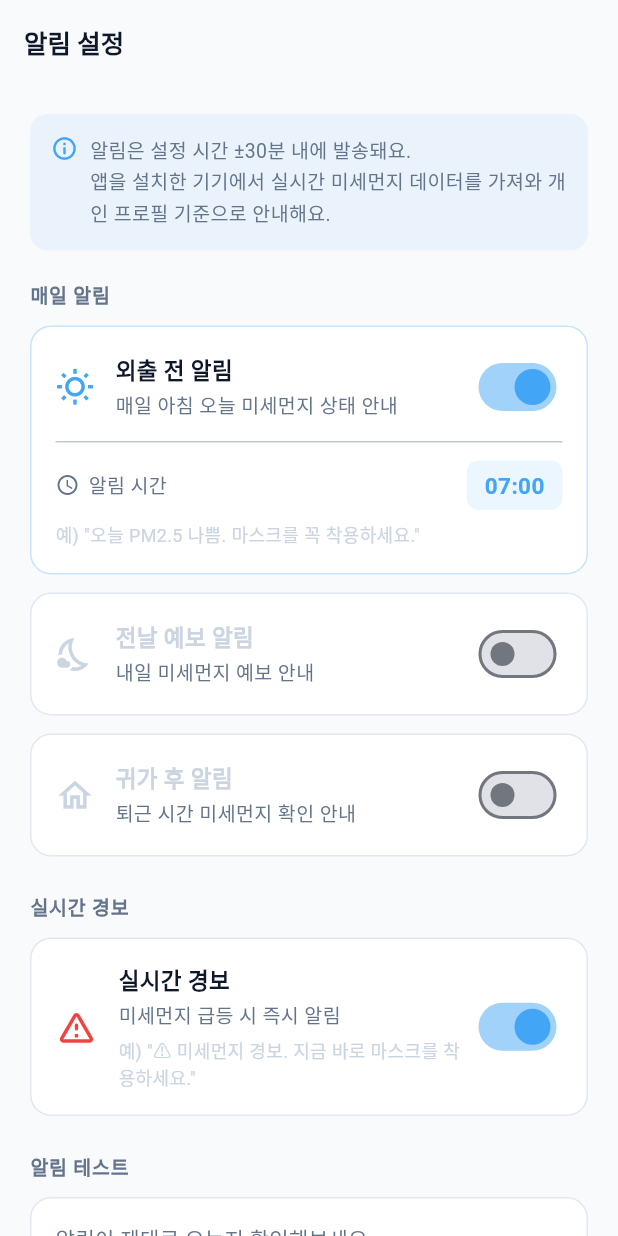
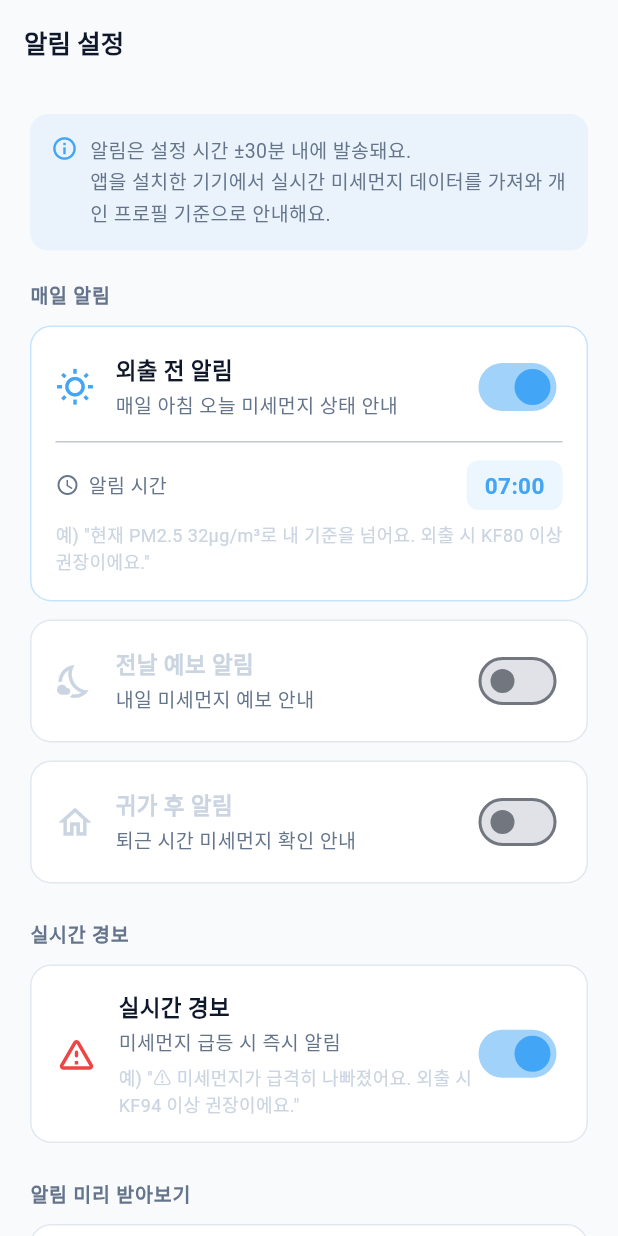
Before and after one commit to yulgoklee/mask, a Flutter app: the NotificationScreen screen opened by its route, on a phone screen of 412 x 824 dp. Run offline on Flutter 3.47's test engine with Material 3 defaults, Android fonts, the phone set to English and light mode, and no system bars; our stand-ins replace dio, firebase_analytics, firebase_core, firebase_crashlytics, firebase_remote_config, fl_chart and 13 more; missing offline and left inert: animated_digit, workmanager; accounts and stored records are empty; statements that could not run were skipped.

Commit message:
fix: 닉네임 fallback 정비 + Q1 검증 + 알림 카피 톤 통일
- Q1 닉네임 빈 입력 시 "다음" 비활성화 (검증 누락 버그)
- displayName fallback "사용자님" → 빈 문자열 (어색한 표현 제거)
- 9개 알림 메시지에 닉네임 분기 처리 (빈 문자열 시 자연스러운 시작)
- 알림 설정 카피 정비: "알림 테스트" → "알림 미리 받아보기"
- 알림 예시 카피 명령조 → 권유형 (단계 3 단일 톤 일관성)

Co-Authored-By: Claude Sonnet 4.6 <noreply@anthropic.com>

```diff
--- a/lib/core/services/notification_service.dart
+++ b/lib/core/services/notification_service.dart
@@ -539,9 +539,9 @@ class NotificationService {
       final action = maskType != null
           ? '오늘 $maskType 마스크를 챙기는 게 좋아요'
           : '오늘 마스크를 챙기는 게 좋아요';
-      title = '$emoji $name, $action';
+      title = '$emoji ${_p(name)}$action';
     } else {
-      title = '✅ $name, 오늘 공기가 맑아요';
+      title = '✅ ${_p(name)}오늘 공기가 맑아요';
     }
 
     // ── 본문: 이유를 부드럽게 ────────────────────────────────────
@@ -604,9 +604,9 @@ class NotificationService {
       final action = maskType != null
           ? '내일 $maskType 마스크를 미리 챙겨두세요'
           : '내일 마스크를 미리 챙겨두세요';
-      title = '$emoji $name, $action';
+      title = '$emoji ${_p(name)}$action';
     } else {
-      title = '🌤 $name, 내일 공기가 좋을 것 같아요';
+      title = '🌤 ${_p(name)}내일 공기가 좋을 것 같아요';
     }
 
     // ── 본문 ─────────────────────────────────────────────────────
@@ -650,9 +650,9 @@ class NotificationService {
       final action = maskType != null
           ? '퇴근길에 $maskType 마스크를 챙겨주세요'
           : '퇴근길에 마스크를 챙겨주세요';
-      title = '🏠 $name, $action';
+      title = '🏠 ${_p(name)}$action';
     } else {
-      title = '🏠 $name, 퇴근길 공기가 좋아요';
+      title = '🏠 ${_p(name)}퇴근길 공기가 좋아요';
     }
 
     // ── 본문 ─────────────────────────────────────────────────────
@@ -689,7 +689,7 @@ class NotificationService {
     final name = profile.displayName;
 
     // 매우나쁨 = 안전 최우선 → 명확하되 당황하지 않게
-    final title = '🚨 $name, 지금 KF94 마스크가 꼭 필요해요';
+    final title = '🚨 ${_p(name)}지금 KF94 마스크가 꼭 필요해요';
     final lines = <String>[
       'PM2.5 ${pm25}µg/m³ · 매우나쁨',
       '가능하면 야외 활동을 줄이시고, KF94 마스크를 착용해 주세요.',
@@ -714,7 +714,7 @@ class NotificationService {
     final isSevere = targetGrade == '매우나쁨';
     final maskHint = isSevere ? 'KF94' : 'KF80';
 
-    final title = '⚡ $name, 미리 $maskHint 마스크를 챙겨두세요';
+    final title = '⚡ ${_p(name)}미리 $maskHint 마스크를 챙겨두세요';
     final lines = <String>[
       'PM2.5 ${currentPm25}µg/m³ → 1시간 내 $targetGrade 예상',
       '지금은 괜찮지만 곧 나빠질 것 같아요.',
@@ -734,7 +734,7 @@ class NotificationService {
     required double tFinal,
   }) {
     final name = profile.displayName;
-    final title = '✅ $name, 공기가 맑아졌어요!';
+    final title = '✅ ${_p(name)}공기가 맑아졌어요!';
     final body = 'PM2.5 ${pm25}µg/m³ — '
         '당신의 기준(${tFinal.toStringAsFixed(1)}µg/m³) 이하예요.\n'
         '잠시 마스크를 내려도 괜찮아요 😊';
@@ -742,6 +742,8 @@ class NotificationService {
   }
 
   // ── 내부 헬퍼 ─────────────────────────────────────────────
+
+  static String _p(String name) => name.isNotEmpty ? '$name, ' : '';
 
   static String? _personalNote(UserProfile profile) {
     if (profile.respiratoryStatus & 2 != 0) return '호흡기 질환 기준으로 맞춤 관리 중이에요';
--- a/lib/core/utils/dust_calculator.dart
+++ b/lib/core/utils/dust_calculator.dart
@@ -217,17 +217,18 @@ class DustCalculator {
 
   static String _buildMessage(RiskLevel risk, int pm25, UserProfile profile) {
     final display = profile.displayName;
+    final p = display.isNotEmpty ? '$display, ' : '';
     switch (risk) {
       case RiskLevel.low:
-        return '$display, 오늘 공기가 맑아요.\n마음껏 외출하셔도 좋아요 😊';
+        return '${p}오늘 공기가 맑아요.\n마음껏 외출하셔도 좋아요 😊';
       case RiskLevel.normal:
         return '오늘은 보통 수준이에요.\n장시간 야외라면 마스크를 고려해보세요.';
       case RiskLevel.warning:
-        return '$display, 오늘 마스크 챙겨가세요.\nPM2.5 $pm25μg/m³, 조금 나빠요.';
+        return '${p}오늘 마스크 챙겨가세요.\nPM2.5 $pm25μg/m³, 조금 나빠요.';
       case RiskLevel.danger:
-        return '$display, 지금 마스크 필수예요.\nPM2.5 $pm25μg/m³, 매우 나빠요.';
+        return '${p}지금 마스크 필수예요.\nPM2.5 $pm25μg/m³, 매우 나빠요.';
       case RiskLevel.critical:
-        return '$display, 오늘은 외출을 줄여주세요.\nPM2.5 $pm25μg/m³, 심각한 수준이에요.';
+        return '${p}오늘은 외출을 줄여주세요.\nPM2.5 $pm25μg/m³, 심각한 수준이에요.';
       case RiskLevel.unknown:
         return '미세먼지 정보를 가져오고 있어요.';
     }
--- a/lib/data/models/user_profile.dart
+++ b/lib/data/models/user_profile.dart
@@ -55,9 +55,9 @@ class UserProfile {
   /// 취약 연령 여부 (18세 미만 or 60세 이상)
   bool get isVulnerableAge => age < 18 || age >= 60;
 
-  /// 알림/홈 화면 호칭 ("지수님" or "사용자님")
-  /// 닉네임 미입력 시 '님'만 남는 어색한 표현 방지
-  String get displayName => nickname.isNotEmpty ? '$nickname님' : '사용자님';
+  /// 알림/홈 화면 호칭 ("지수님" 또는 빈 문자열)
+  /// 닉네임 미입력 시 빈 문자열 반환 — 사용처에서 분기 처리
+  String get displayName => nickname.isNotEmpty ? '$nickname님' : '';
 
   /// 피부 시술 효과 활성 여부
   /// - 날짜가 없으면 사용자가 "받았어요"를 눌렀으므로 활성으로 간주
--- a/lib/features/diagnosis/diagnosis_screen.dart
+++ b/lib/features/diagnosis/diagnosis_screen.dart
@@ -433,7 +433,9 @@ class _ResultPage extends StatelessWidget {
 
           const SizedBox(height: 20),
           Text(
-            '앞으로 ${profile.displayName} 기준으로 알림을 드릴게요 😊',
+            profile.displayName.isNotEmpty
+                ? '앞으로 ${profile.displayName} 기준으로 알림을 드릴게요 😊'
+                : '앞으로 내 기준으로 알림을 드릴게요 😊',
             style: const TextStyle(fontSize: 14, color: AppColors.textSecondary),
             textAlign: TextAlign.center,
           ),
--- a/lib/features/home/risk_detail_screen.dart
+++ b/lib/features/home/risk_detail_screen.dart
@@ -116,7 +116,7 @@ class _TFinalInfoCard extends StatelessWidget {
               crossAxisAlignment: CrossAxisAlignment.start,
               children: [
                 Text(
-                  '${profile.displayName} 맞춤 기준',
+                  profile.displayName.isNotEmpty ? '${profile.displayName} 맞춤 기준' : '내 맞춤 기준',
                   style: const TextStyle(
                     fontSize: 13,
                     fontWeight: FontWeight.w600,
--- a/lib/features/notification_setting/notification_screen.dart
+++ b/lib/features/notification_setting/notification_screen.dart
@@ -91,7 +91,7 @@ class _NotificationScreenState extends ConsumerState<NotificationScreen>
             icon: Icons.wb_sunny_outlined,
             title: '외출 전 알림',
             subtitle: '매일 아침 오늘 미세먼지 상태 안내',
-            example: '예) "오늘 PM2.5 나쁨. 마스크를 꼭 착용하세요."',
+            example: '예) "현재 PM2.5 32µg/m³로 내 기준을 넘어요. 외출 시 KF80 이상 권장이에요."',
             enabled: setting.morningAlertEnabled,
             timeLabel: _timeLabel(
                 setting.morningAlertHour, setting.morningAlertMinute),
@@ -205,7 +205,7 @@ class _NotificationScreenState extends ConsumerState<NotificationScreen>
                       ),
                       SizedBox(height: 4),
                       Text(
-                        '예) "⚠️ 미세먼지 경보. 지금 바로 마스크를 착용하세요."',
+                        '예) "⚠️ 미세먼지가 급격히 나빠졌어요. 외출 시 KF94 이상 권장이에요."',
                         style: TextStyle(
                             fontSize: 12, color: AppColors.textHint),
                       ),
@@ -224,8 +224,8 @@ class _NotificationScreenState extends ConsumerState<NotificationScreen>
 
           const SizedBox(height: 24),
 
-          // 알림 테스트
-          _SectionLabel('알림 테스트'),
+          // 알림 미리 받아보기
+          _SectionLabel('알림 미리 받아보기'),
           const SizedBox(height: 10),
           _NotifTestCard(),
           const SizedBox(height: 24),
@@ -309,7 +309,7 @@ class _NotifTestCardState extends ConsumerState<_NotifTestCard> {
         crossAxisAlignment: CrossAxisAlignment.start,
         children: [
           const Text(
-            '알림이 제대로 오는지 확인해보세요.',
+            '내가 받을 알림이 어떻게 보이는지 확인해보세요.',
             style: TextStyle(fontSize: 14, color: AppColors.textSecondary),
           ),
           const SizedBox(height: 12),
@@ -322,7 +322,7 @@ class _NotifTestCardState extends ConsumerState<_NotifTestCard> {
                       width: 16, height: 16,
                       child: CircularProgressIndicator(strokeWidth: 2, color: Colors.white))
                   : const Icon(Icons.notifications_active_outlined, size: 18),
-              label: Text(_sending ? '발송 중...' : '테스트 알림 보내기'),
+              label: Text(_sending ? '발송 중...' : '지금 한 번 받아보기'),
               style: ElevatedButton.styleFrom(
                 backgroundColor: AppColors.primary,
                 foregroundColor: Colors.white,
--- a/lib/features/onboarding/analysis_loading_screen.dart
+++ b/lib/features/onboarding/analysis_loading_screen.dart
@@ -103,7 +103,7 @@ class _AnalysisLoadingScreenState
 
                 // ── 헤드라인 ────────────────────────────────────
                 Text(
-                  '$name만을 위한\n맞춤형 알고리즘을\n설계 중입니다',
+                  name.isNotEmpty ? '$name만을 위한\n맞춤형 알고리즘을\n설계 중입니다' : '맞춤형 알고리즘을\n설계 중입니다',
                   textAlign: TextAlign.center,
                   style: const TextStyle(
                     fontSize: 24,
--- a/lib/features/onboarding/complete_screen.dart
+++ b/lib/features/onboarding/complete_screen.dart
@@ -1,4 +1,3 @@
-import 'package:flutter/foundation.dart';
 import 'package:go_router/go_router.dart';
 import 'package:flutter/material.dart';
 import 'package:flutter_riverpod/flutter_riverpod.dart';
@@ -112,7 +111,7 @@ class _OnboardingCompleteScreenState
                     const SizedBox(height: 32),
 
                     Text(
-                      '준비됐어요, $name 🎉',
+                      name.isNotEmpty ? '준비됐어요, $name 🎉' : '준비됐어요! 🎉',
                       style: const TextStyle(
                         fontSize: 28,
                         fontWeight: FontWeight.bold,
@@ -133,7 +132,9 @@ class _OnboardingCompleteScreenState
                       ),
                       const SizedBox(height: 12),
                       Text(
-                        '공기가 나빠지면 언제든 먼저 알려드릴게요.\n$name, 저만 믿으세요.',
+                        name.isNotEmpty
+                            ? '공기가 나빠지면 언제든 먼저 알려드릴게요.\n$name, 저만 믿으세요.'
+                            : '공기가 나빠지면 언제든 먼저 알려드릴게요.',
                         style: TextStyle(
                           fontSize: 14,
                           color: AppColors.textSecondary.withValues(alpha: 0.8),
--- a/lib/features/onboarding/dashboard_screen.dart
+++ b/lib/features/onboarding/dashboard_screen.dart
@@ -144,7 +144,7 @@ class _EmotionSection extends StatelessWidget {
 
         // ── 헤드라인 ──────────────────────────────────────
         Text(
-          '$name의 기준이\n만들어졌어요.',
+          name.isNotEmpty ? '$name의 기준이\n만들어졌어요.' : '내 기준이\n만들어졌어요.',
           style: const TextStyle(
             fontSize: 26,
             fontWeight: FontWeight.bold,
@@ -227,7 +227,7 @@ class _DashboardHeader extends StatelessWidget {
 
         // 이름
         Text(
-          '${profile.displayName},',
+          profile.displayName.isNotEmpty ? '${profile.displayName},' : '',
           style: const TextStyle(
             fontSize: 26,
             fontWeight: FontWeight.bold,
--- a/lib/features/onboarding/diagnosis_result_screen.dart
+++ b/lib/features/onboarding/diagnosis_result_screen.dart
@@ -65,7 +65,9 @@ class _DiagnosisResultScreenState extends ConsumerState<DiagnosisResultScreen>
 
                       // ── 인사 ────────────────────────────────
                       Text(
-                        '${profile.displayName}님,\n이렇게 알려드릴게요.',
+                        profile.displayName.isNotEmpty
+                            ? '${profile.displayName},\n이렇게 알려드릴게요.'
+                            : '이렇게 알려드릴게요.',
                         style: const TextStyle(
                           fontSize: 28,
                           fontWeight: FontWeight.bold,
--- a/lib/features/onboarding/onboarding_screen.dart
+++ b/lib/features/onboarding/onboarding_screen.dart
@@ -311,7 +311,9 @@ class _OnboardingScreenState extends ConsumerState<OnboardingScreen> {
                 AppTokens.screenH, 8, AppTokens.screenH, 24),
               child: AppButton.primary(
                 label: _currentPage == _totalPages - 1 ? '분석 시작하기  →' : '다음',
-                onTap: _saving ? null : _nextPage,
+                onTap: (_saving || (_currentPage == 0 && !(_nickname?.trim().isNotEmpty ?? false)))
+                    ? null
+                    : _nextPage,
                 isLoading: _saving,
               ),
             ),
--- a/lib/features/onboarding/permission_screen.dart
+++ b/lib/features/onboarding/permission_screen.dart
@@ -46,7 +46,7 @@ class PermissionScreen extends ConsumerWidget {
               const SizedBox(height: 32),
 
               Text(
-                '$name 하루를\n챙기려면 알림 권한이 필요해요',
+                name.isNotEmpty ? '$name 하루를\n챙기려면 알림 권한이 필요해요' : '하루를\n챙기려면 알림 권한이 필요해요',
                 style: const TextStyle(
                   fontSize: 26,
                   fontWeight: FontWeight.bold,
```
Also changed, not shown: 2 other files.
